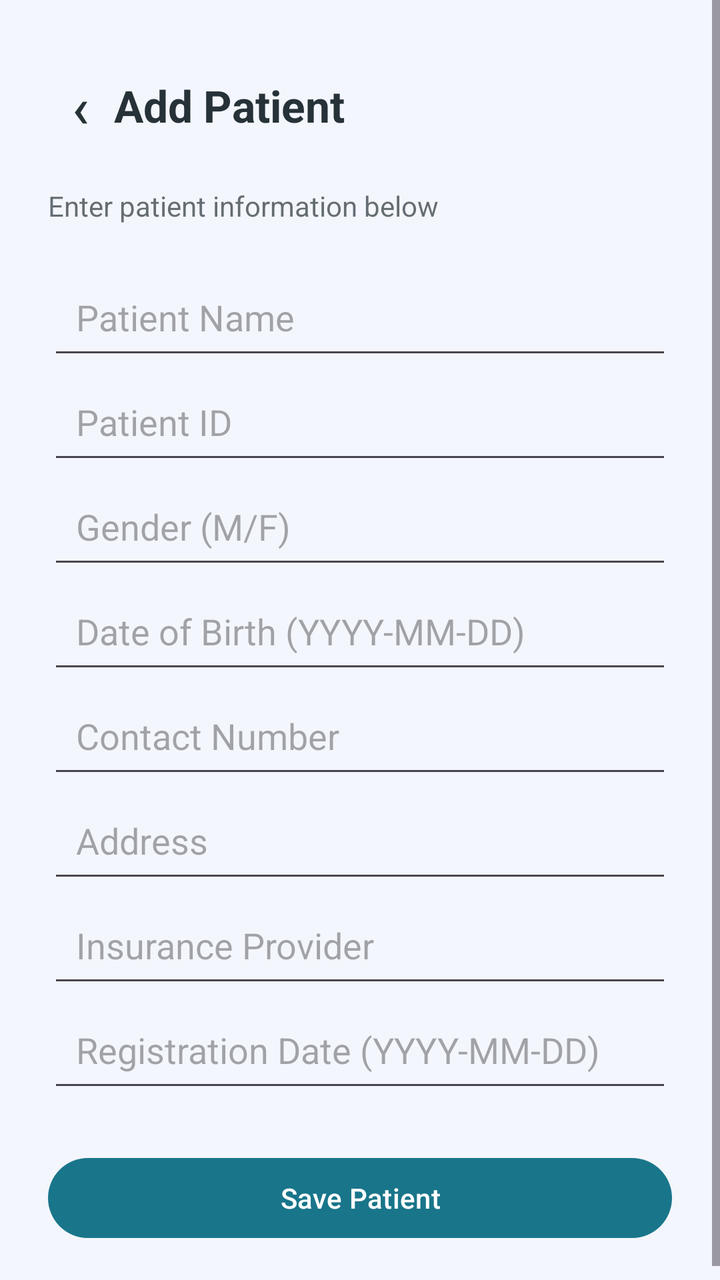
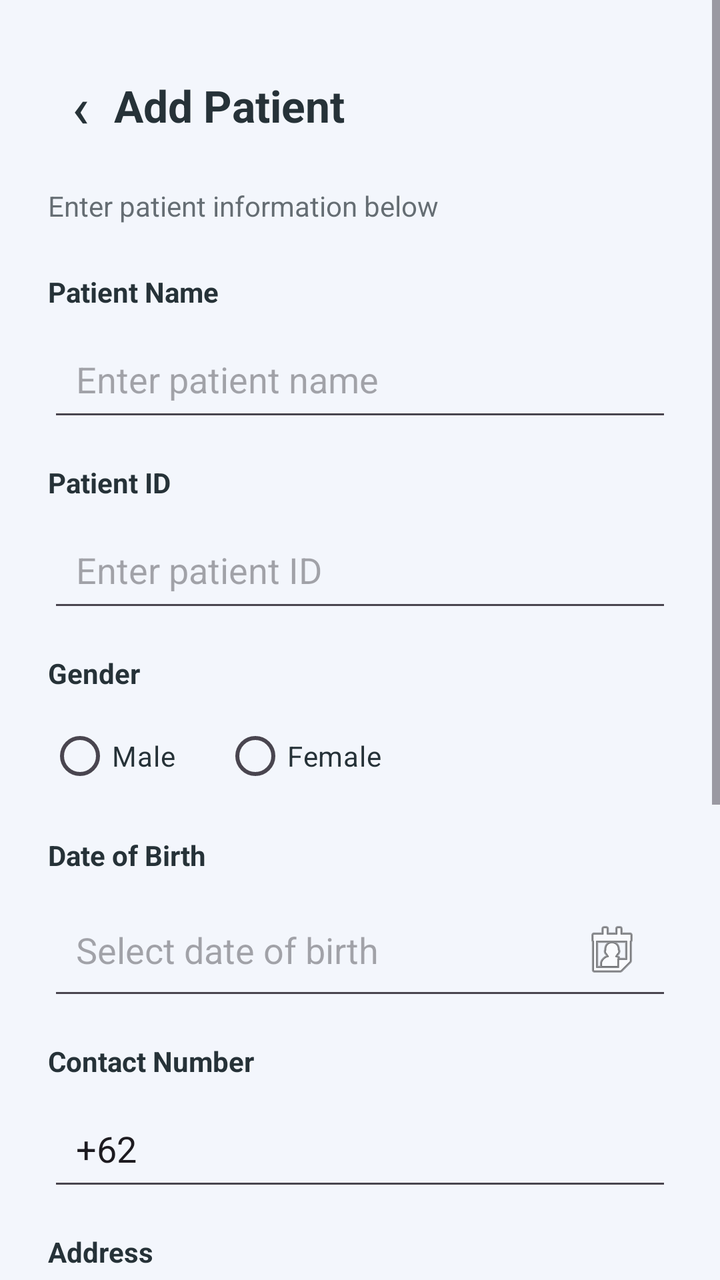

The first picture is an Android layout as it rendered before a commit; the second is the same layout after the commit. The layout source and the unified diff follow.
<!-- AndroidManifest.xml: application theme Theme.Dokter2an -->
<!-- res/layout/activity_add_patient.xml -->
<?xml version="1.0" encoding="utf-8"?>
<ScrollView xmlns:android="http://schemas.android.com/apk/res/android"
    android:layout_width="match_parent"
    android:layout_height="match_parent"
    android:background="?attr/colorSurface"
    android:fillViewport="true">

    <LinearLayout
        android:layout_width="match_parent"
        android:layout_height="wrap_content"
        android:orientation="vertical"
        android:padding="24dp">

        <LinearLayout
            android:layout_width="match_parent"
            android:layout_height="wrap_content"
            android:gravity="center_vertical"
            android:orientation="horizontal">

            <com.google.android.material.button.MaterialButton
                android:id="@+id/btnBack"
                style="@style/Widget.Material3.Button.TextButton"
                android:layout_width="wrap_content"
                android:layout_height="wrap_content"
                android:minWidth="0dp"
                android:text="‹"
                android:textColor="?attr/colorOnSurface"
                android:textSize="28sp" />

            <TextView
                android:layout_width="0dp"
                android:layout_height="wrap_content"
                android:layout_weight="1"
                android:text="Add Patient"
                android:textColor="?attr/colorOnSurface"
                android:textSize="22sp"
                android:textStyle="bold" />

        </LinearLayout>

        <TextView
            android:layout_width="match_parent"
            android:layout_height="wrap_content"
            android:text="Enter patient information below"
            android:textColor="?attr/colorOnSurface"
            android:alpha="0.7"
            android:textSize="14sp"
            android:layout_marginTop="12dp"
            android:layout_marginBottom="20dp" />

        <EditText
            android:id="@+id/inputName"
            android:layout_width="match_parent"
            android:layout_height="wrap_content"
            android:hint="Patient Name"
            android:inputType="textPersonName"
            android:padding="14dp" />

        <EditText
            android:id="@+id/inputPatientId"
            android:layout_width="match_parent"
            android:layout_height="wrap_content"
            android:hint="Patient ID"
            android:inputType="text"
            android:padding="14dp" />

        <EditText
            android:id="@+id/inputGender"
            android:layout_width="match_parent"
            android:layout_height="wrap_content"
            android:hint="Gender (M/F)"
            android:inputType="text"
            android:padding="14dp" />

        <EditText
            android:id="@+id/inputBirth"
            android:layout_width="match_parent"
            android:layout_height="wrap_content"
            android:hint="Date of Birth (YYYY-MM-DD)"
            android:inputType="date"
            android:padding="14dp" />

        <EditText
            android:id="@+id/inputContact"
            android:layout_width="match_parent"
            android:layout_height="wrap_content"
            android:hint="Contact Number"
            android:inputType="phone"
            android:padding="14dp" />

        <EditText
            android:id="@+id/inputAddress"
            android:layout_width="match_parent"
            android:layout_height="wrap_content"
            android:hint="Address"
            android:inputType="textPostalAddress"
            android:padding="14dp" />

        <EditText
            android:id="@+id/inputInsurance"
            android:layout_width="match_parent"
            android:layout_height="wrap_content"
            android:hint="Insurance Provider"
            android:inputType="text"
            android:padding="14dp" />

        <EditText
            android:id="@+id/inputRegistration"
            android:layout_width="match_parent"
            android:layout_height="wrap_content"
            android:hint="Registration Date (YYYY-MM-DD)"
            android:inputType="date"
            android:padding="14dp" />

        <Button
            android:id="@+id/btnSavePatient"
            android:layout_width="match_parent"
            android:layout_height="wrap_content"
            android:text="Save Patient"
            android:layout_marginTop="24dp" />

    </LinearLayout>
</ScrollView>
<!-- resources referenced by this layout -->
<resources>
  <style name="Theme.Dokter2an" parent="Theme.Material3.DayNight.NoActionBar">
          <item name="colorPrimary">#19758A</item>
          <item name="colorOnPrimary">#FFFFFF</item>
  
          <item name="colorSecondary">#10B981</item>
          <item name="colorOnSecondary">#FFFFFF</item>
  
          <item name="colorSurface">#F3F6FC</item>
          <item name="colorOnSurface">#263238</item>
  
          <item name="android:windowBackground">#F3F6FC</item>
          <item name="android:statusBarColor">#F3F6FC</item>
          <item name="android:navigationBarColor">#F3F6FC</item>
  
          <item name="android:windowLightStatusBar">true</item>
      </style>
</resources>

<!-- the commit's change to res/layout/activity_add_patient.xml (unified diff, before → after) -->
@@ -41,83 +41,183 @@
         <TextView
             android:layout_width="match_parent"
             android:layout_height="wrap_content"
+            android:layout_marginTop="12dp"
+            android:layout_marginBottom="24dp"
+            android:alpha="0.7"
             android:text="Enter patient information below"
             android:textColor="?attr/colorOnSurface"
-            android:alpha="0.7"
-            android:textSize="14sp"
-            android:layout_marginTop="12dp"
-            android:layout_marginBottom="20dp" />
+            android:textSize="14sp" />
+
+        <TextView
+            android:layout_width="match_parent"
+            android:layout_height="wrap_content"
+            android:text="Patient Name"
+            android:textColor="?attr/colorOnSurface"
+            android:textStyle="bold" />
 
         <EditText
             android:id="@+id/inputName"
             android:layout_width="match_parent"
             android:layout_height="wrap_content"
-            android:hint="Patient Name"
+            android:layout_marginTop="8dp"
+            android:layout_marginBottom="16dp"
+            android:hint="Enter patient name"
             android:inputType="textPersonName"
             android:padding="14dp" />
 
+        <TextView
+            android:layout_width="match_parent"
+            android:layout_height="wrap_content"
+            android:text="Patient ID"
+            android:textColor="?attr/colorOnSurface"
+            android:textStyle="bold" />
+
         <EditText
             android:id="@+id/inputPatientId"
             android:layout_width="match_parent"
             android:layout_height="wrap_content"
-            android:hint="Patient ID"
+            android:layout_marginTop="8dp"
+            android:layout_marginBottom="16dp"
+            android:hint="Enter patient ID"
             android:inputType="text"
             android:padding="14dp" />
 
-        <EditText
-            android:id="@+id/inputGender"
-            android:layout_width="match_parent"
-            android:layout_height="wrap_content"
-            android:hint="Gender (M/F)"
+        <TextView
+            android:layout_width="match_parent"
+            android:layout_height="wrap_content"
+            android:text="Gender"
+            android:textColor="?attr/colorOnSurface"
+            android:textStyle="bold" />
+
+        <RadioGroup
+            android:id="@+id/radioGender"
+            android:layout_width="match_parent"
+            android:layout_height="wrap_content"
+            android:layout_marginTop="8dp"
+            android:layout_marginBottom="16dp"
+            android:orientation="horizontal">
+
+            <RadioButton
+                android:id="@+id/radioMale"
+                android:layout_width="wrap_content"
+                android:layout_height="wrap_content"
+                android:text="Male"
+                android:textColor="?attr/colorOnSurface" />
+
+            <RadioButton
+                android:id="@+id/radioFemale"
+                android:layout_width="wrap_content"
+                android:layout_height="wrap_content"
+                android:layout_marginStart="24dp"
+                android:text="Female"
+                android:textColor="?attr/colorOnSurface" />
+
+        </RadioGroup>
+
+        <TextView
+            android:layout_width="match_parent"
+            android:layout_height="wrap_content"
+            android:text="Date of Birth"
+            android:textColor="?attr/colorOnSurface"
+            android:textStyle="bold" />
+
+        <EditText
+            android:id="@+id/inputBirth"
+            android:layout_width="match_parent"
+            android:layout_height="wrap_content"
+            android:layout_marginTop="8dp"
+            android:layout_marginBottom="16dp"
+            android:clickable="true"
+            android:cursorVisible="false"
+            android:drawableEnd="@android:drawable/ic_menu_my_calendar"
+            android:focusable="false"
+            android:hint="Select date of birth"
+            android:inputType="none"
+            android:padding="14dp" />
+
+        <TextView
+            android:layout_width="match_parent"
+            android:layout_height="wrap_content"
+            android:text="Contact Number"
+            android:textColor="?attr/colorOnSurface"
+            android:textStyle="bold" />
+
+        <EditText
+            android:id="@+id/inputContact"
+            android:layout_width="match_parent"
+            android:layout_height="wrap_content"
+            android:layout_marginTop="8dp"
+            android:layout_marginBottom="16dp"
+            android:hint="+62"
+            android:inputType="phone"
+            android:text="+62"
+            android:padding="14dp" />
+
+        <TextView
+            android:layout_width="match_parent"
+            android:layout_height="wrap_content"
+            android:text="Address"
+            android:textColor="?attr/colorOnSurface"
+            android:textStyle="bold" />
+
+        <EditText
+            android:id="@+id/inputAddress"
+            android:layout_width="match_parent"
+            android:layout_height="wrap_content"
+            android:layout_marginTop="8dp"
+            android:layout_marginBottom="16dp"
+            android:gravity="top"
+            android:hint="Enter patient address"
+            android:inputType="textPostalAddress|textMultiLine"
+            android:minLines="2"
+            android:padding="14dp" />
+
+        <TextView
+            android:layout_width="match_parent"
+            android:layout_height="wrap_content"
+            android:text="Insurance Provider"
+            android:textColor="?attr/colorOnSurface"
+            android:textStyle="bold" />
+
+        <EditText
+            android:id="@+id/inputInsurance"
+            android:layout_width="match_parent"
+            android:layout_height="wrap_content"
+            android:layout_marginTop="8dp"
+            android:layout_marginBottom="16dp"
+            android:hint="Enter insurance provider"
             android:inputType="text"
             android:padding="14dp" />
 
-        <EditText
-            android:id="@+id/inputBirth"
-            android:layout_width="match_parent"
-            android:layout_height="wrap_content"
-            android:hint="Date of Birth (YYYY-MM-DD)"
-            android:inputType="date"
-            android:padding="14dp" />
-
-        <EditText
-            android:id="@+id/inputContact"
-            android:layout_width="match_parent"
-            android:layout_height="wrap_content"
-            android:hint="Contact Number"
-            android:inputType="phone"
-            android:padding="14dp" />
-
-        <EditText
-            android:id="@+id/inputAddress"
-            android:layout_width="match_parent"
-            android:layout_height="wrap_content"
-            android:hint="Address"
-            android:inputType="textPostalAddress"
-            android:padding="14dp" />
-
-        <EditText
-            android:id="@+id/inputInsurance"
-            android:layout_width="match_parent"
-            android:layout_height="wrap_content"
-            android:hint="Insurance Provider"
-            android:inputType="text"
-            android:padding="14dp" />
+        <TextView
+            android:layout_width="match_parent"
+            android:layout_height="wrap_content"
+            android:text="Registration Date"
+            android:textColor="?attr/colorOnSurface"
+            android:textStyle="bold" />
 
         <EditText
             android:id="@+id/inputRegistration"
             android:layout_width="match_parent"
             android:layout_height="wrap_content"
-            android:hint="Registration Date (YYYY-MM-DD)"
-            android:inputType="date"
+            android:layout_marginTop="8dp"
+            android:layout_marginBottom="24dp"
+            android:clickable="true"
+            android:cursorVisible="false"
+            android:drawableEnd="@android:drawable/ic_menu_my_calendar"
+            android:focusable="false"
+            android:hint="Select registration date"
+            android:inputType="none"
             android:padding="14dp" />
 
         <Button
             android:id="@+id/btnSavePatient"
             android:layout_width="match_parent"
             android:layout_height="wrap_content"
+            android:padding="14dp"
             android:text="Save Patient"
-            android:layout_marginTop="24dp" />
+            android:textStyle="bold" />
 
     </LinearLayout>
+
 </ScrollView>
